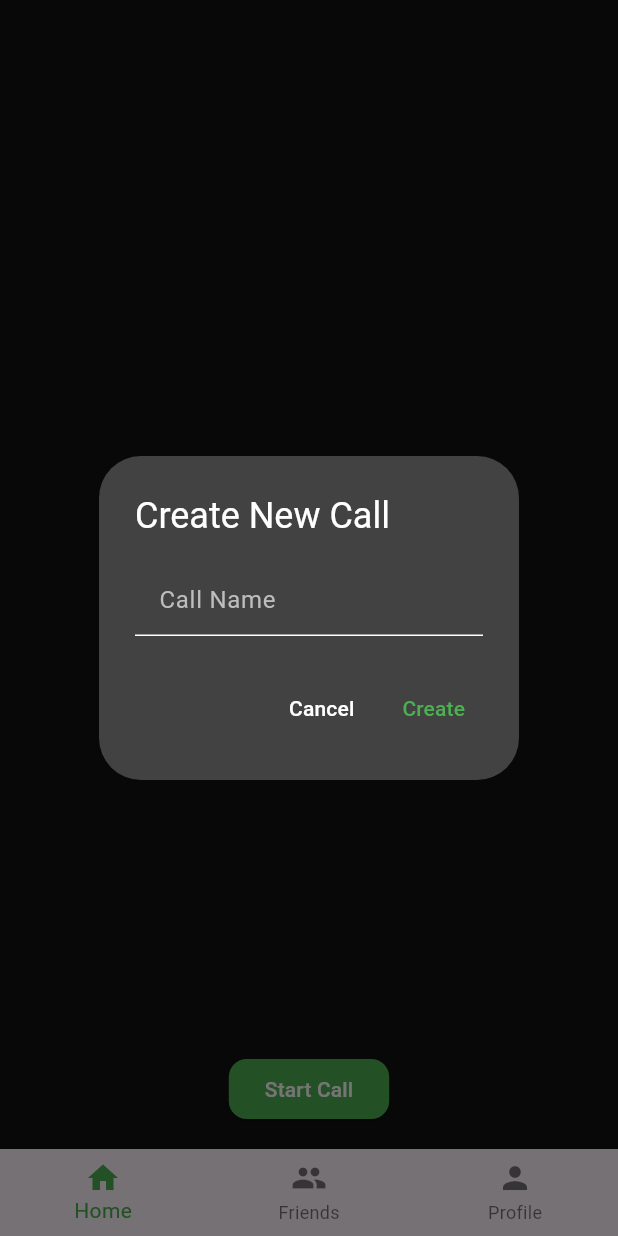
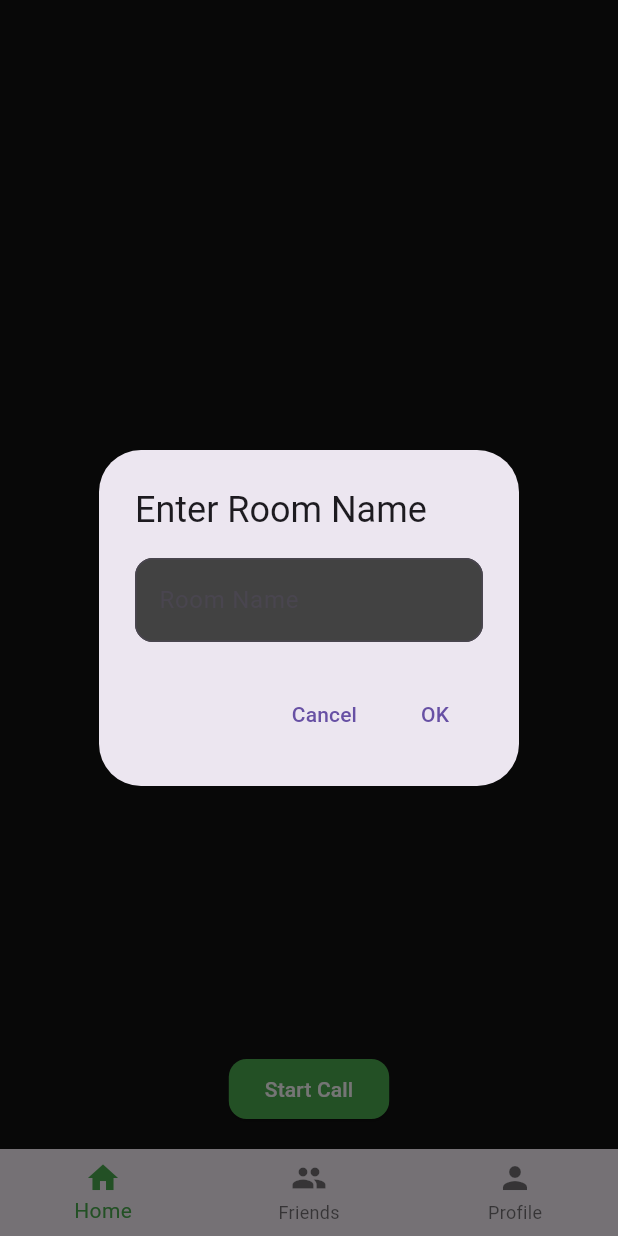
Before and after one commit to C-Ronny/cliq2, a Flutter app: the HomeScreen screen opened by its route, after a tap on "Start Call", on a phone screen of 412 x 824 dp. Run offline on Flutter 3.47's test engine with Material 3 defaults, Android fonts, the light colour scheme and no system bars; our stand-ins replace connectivity_plus, flutter_dotenv, flutter_riverpod, go_router, image_picker, loading_animation_widget and 2 more; missing offline and left inert: agora_rtc_engine; accounts and stored records are empty.

Commit message:
fixed invalid token errors

```diff
--- a/lib/features/auth/screens/home_screen.dart
+++ b/lib/features/auth/screens/home_screen.dart
@@ -46,6 +46,48 @@ class _HomeScreenState extends State<HomeScreen> {
     _initializeAgora();
     _setupRealtimeSubscriptions();
     widget.updateCallState(_inCall, _showFriendOverlay);
+  }
+
+  Future<String> _showNameDialog(BuildContext context) async {
+  final TextEditingController controller = TextEditingController();
+  String roomName = '';
+
+  await showDialog(
+    context: context,
+    builder: (context) => AlertDialog(
+      title: const Text('Enter Room Name'),
+      content: TextField(
+        controller: controller,
+        decoration: const InputDecoration(hintText: 'Room Name'),
+        onChanged: (value) {
+          roomName = value.trim();
+        },
+      ),
+      actions: [
+        TextButton(
+          onPressed: () {
+            Navigator.pop(context);
+          },
+          child: const Text('Cancel'),
+        ),
+        TextButton(
+          onPressed: () {
+            if (roomName.isEmpty) {
+              ScaffoldMessenger.of(context).showSnackBar(
+                const SnackBar(content: Text('Room name cannot be empty')),
+              );
+              return;
+            }
+            Navigator.pop(context, roomName);
+          },
+          child: const Text('OK'),
+        ),
+      ],
+    ),
+  );
+
+  // If the dialog is dismissed (e.g., by pressing Cancel), return a default name or handle it
+  return roomName.isNotEmpty ? roomName : 'Default Room';
 }
 
   Future<void> _initializeAgora() async {
@@ -253,11 +295,11 @@ class _HomeScreenState extends State<HomeScreen> {
       });
       widget.updateCallState(_inCall, _showFriendOverlay);
 
-      final channelId = validRoomId;
-      print('Joining Agora channel with channelId: $channelId');
+      const fixedChannelId = '0c610c2a-c710-44c4-83ae-469897755f90'; // Fixed channel ID for Agora
+      print('Joining Agora channel with channelId: $fixedChannelId');
       await _engine!.joinChannel(
         token: '007eJxTYChfkmar+Ldo6fewvy80HsXE6988Hz7xPsdin7nlf5J/tQcrMJgbWZgYm1iam6WkJZukGFhamiWZWRgZmCcnGZqappkbsvpJZjQEMjLoXr7FwsgAgSC+CoNBspmhQbJRom6yuaGBrolJsomuhXFiqq6JmaWFpbk5ULelAQMDAEAyJ1U=',
-        channelId: channelId,
+        channelId: fixedChannelId,
         uid: 0,
         options: const ChannelMediaOptions(
           clientRoleType: ClientRoleType.clientRoleBroadcaster,
@@ -267,7 +309,6 @@ class _HomeScreenState extends State<HomeScreen> {
         ),
       );
 
-      // Refresh the invites list after acceptance
       if (mounted) {
         await _fetchCallInvites();
       }
@@ -499,77 +540,39 @@ class _HomeScreenState extends State<HomeScreen> {
 
   Future<void> _startCall() async {
     try {
-      final TextEditingController _nameController = TextEditingController();
-      final name = await showDialog<String>(
-        context: context,
-        builder: (context) => AlertDialog(
-          backgroundColor: Colors.grey[800],
-          title: const Text('Create New Call', style: TextStyle(color: Colors.white)),
-          content: TextField(
-            controller: _nameController,
-            style: const TextStyle(color: Colors.white),
-            decoration: InputDecoration(
-              hintText: 'Call Name',
-              hintStyle: TextStyle(color: Colors.grey[400]),
-              enabledBorder: const UnderlineInputBorder(
-                borderSide: BorderSide(color: Colors.white),
-              ),
-              focusedBorder: const UnderlineInputBorder(
-                borderSide: BorderSide(color: Color(0xFF4CAF50)),
-              ),
-            ),
-          ),
-          actions: [
-            TextButton(
-              onPressed: () => Navigator.pop(context),
-              child: const Text('Cancel', style: TextStyle(color: Colors.white)),
-            ),
-            TextButton(
-              onPressed: () {
-                final enteredName = _nameController.text.trim();
-                Navigator.pop(context, enteredName.isNotEmpty ? enteredName : null);
-              },
-              child: const Text('Create', style: TextStyle(color: Color(0xFF4CAF50))),
-            ),
-          ],
-        ),
-      );
+      final roomName = await _showNameDialog(context);
+      if (roomName.isEmpty) return; // Simplified condition since roomName is guaranteed non-null
 
-      print('Dialog returned name: $name');
-      if (name == null || name.trim().isEmpty) {
-        ScaffoldMessenger.of(context).showSnackBar(
-          const SnackBar(
-            content: Text('Please enter a valid call name'),
-            duration: Duration(seconds: 3),
-          ),
-        );
-        return;
-      }
+      setState(() {
+        _isLoading = true;
+        _errorMessage = null;
+      });
 
-      ScaffoldMessenger.of(context).showSnackBar(
-        const SnackBar(content: Text('Creating call...')),
-      );
-      print('Creating video room with name: $name');
-      final room = await _authService.createVideoRoom(name: name);
-      print('Created room successfully: $room');
+      final currentUser = await _authService.getCurrentUser();
+      if (currentUser == null) throw Exception('User not authenticated');
 
-      final userId = (await _authService.getCurrentUser())!.id;
-      print('Joining room with userId: $userId');
-      await _authService.joinVideoRoom(room['room_id'], userId);
+      print('Creating video room with name: $roomName');
+      final roomData = await _authService.createVideoRoom(name: roomName);
+      if (roomData == null) throw Exception('Failed to create room');
+
+      print('Created room successfully: $roomData');
 
       setState(() {
         _inCall = true;
-        _currentRoom = room;
+        _currentRoom = roomData;
         _isCreator = true;
       });
+
       widget.updateCallState(_inCall, _showFriendOverlay);
-      print('Updated state: inCall=$_inCall, currentRoom=$_currentRoom');
 
-      final channelId = _currentRoom!['room_id'].toString(); // Use room_id as channelId
-      print('Joining Agora channel with channelId: $channelId');
+      print('Joining room with userId: ${currentUser.id}');
+      await _authService.joinVideoRoom(roomData['room_id'], currentUser.id);
+
+      const fixedChannelId = '0c610c2a-c710-44c4-83ae-469897755f90'; // Fixed channel ID for Agora
+      print('Joining Agora channel with channelId: $fixedChannelId');
       await _engine!.joinChannel(
         token: '007eJxTYChfkmar+Ldo6fewvy80HsXE6988Hz7xPsdin7nlf5J/tQcrMJgbWZgYm1iam6WkJZukGFhamiWZWRgZmCcnGZqappkbsvpJZjQEMjLoXr7FwsgAgSC+CoNBspmhQbJRom6yuaGBrolJsomuhXFiqq6JmaWFpbk5ULelAQMDAEAyJ1U=',
-        channelId: channelId,
+        channelId: fixedChannelId,
         uid: 0,
         options: const ChannelMediaOptions(
           clientRoleType: ClientRoleType.clientRoleBroadcaster,
@@ -578,12 +581,21 @@ class _HomeScreenState extends State<HomeScreen> {
           autoSubscribeAudio: true,
         ),
       );
+
       print('Successfully joined Agora channel');
     } catch (e) {
       print('Error in _startCall: $e');
+      if (mounted) {
+        setState(() {
+          _errorMessage = e.toString().replaceFirst('Exception: ', '');
+          _inCall = false;
+          _currentRoom = null;
+          _isCreator = false;
+        });
+        widget.updateCallState(_inCall, _showFriendOverlay);
         ScaffoldMessenger.of(context).showSnackBar(
           SnackBar(
-          content: Text('Failed to start call: ${e.toString().replaceAll('Exception: ', '')}'),
+            content: Text('Failed to start call: ${_errorMessage!}'),
             duration: const Duration(seconds: 5),
             action: SnackBarAction(
               label: 'Retry',
@@ -592,6 +604,13 @@ class _HomeScreenState extends State<HomeScreen> {
             ),
           ),
         );
+      }
+    } finally {
+      if (mounted) {
+        setState(() {
+          _isLoading = false;
+        });
+      }
     }
   }
 
@@ -789,9 +808,10 @@ class _HomeScreenState extends State<HomeScreen> {
                                           });
                                           widget.updateCallState(_inCall, _showFriendOverlay);
                                         }
+                                        const fixedChannelId = '0c610c2a-c710-44c4-83ae-469897755f90';
                                         await _engine!.joinChannel(
                                           token: '007eJxTYChfkmar+Ldo6fewvy80HsXE6988Hz7xPsdin7nlf5J/tQcrMJgbWZgYm1iam6WkJZukGFhamiWZWRgZmCcnGZqappkbsvpJZjQEMjLoXr7FwsgAgSC+CoNBspmhQbJRom6yuaGBrolJsomuhXFiqq6JmaWFpbk5ULelAQMDAEAyJ1U=',
-                                          channelId: '0c610c2a-c710-44c4-83ae-469897755f90',
+                                          channelId: fixedChannelId,
                                           uid: 0,
                                           options: const ChannelMediaOptions(
                                             clientRoleType: ClientRoleType.clientRoleBroadcaster,
@@ -800,7 +820,7 @@ class _HomeScreenState extends State<HomeScreen> {
                                             autoSubscribeAudio: true,
                                           ),
                                         );
-                                        await _fetchCallInvites(); // Refresh invites after joining
+                                        await _fetchCallInvites();
                                       } catch (e) {
                                         if (mounted) {
                                           ScaffoldMessenger.of(context).showSnackBar(
```
Lines whose indentation alone changed are shown as unchanged.
